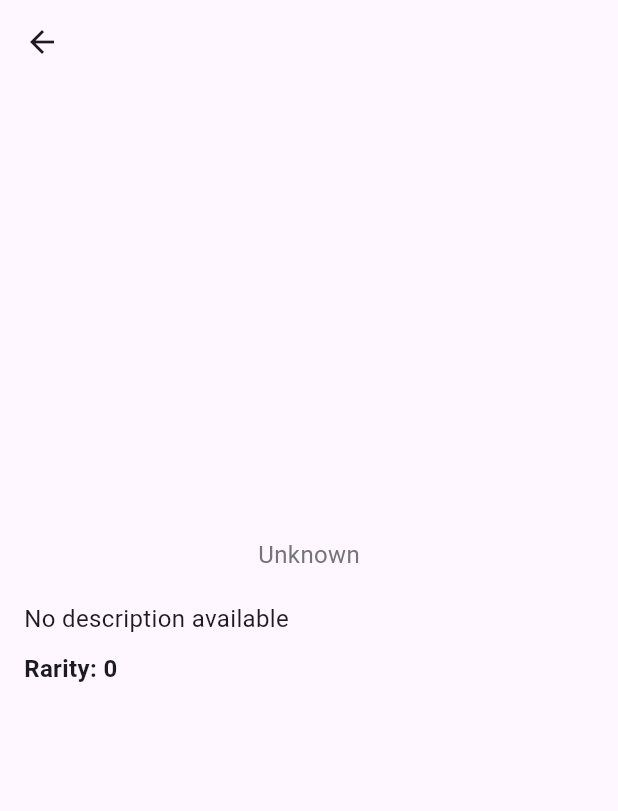
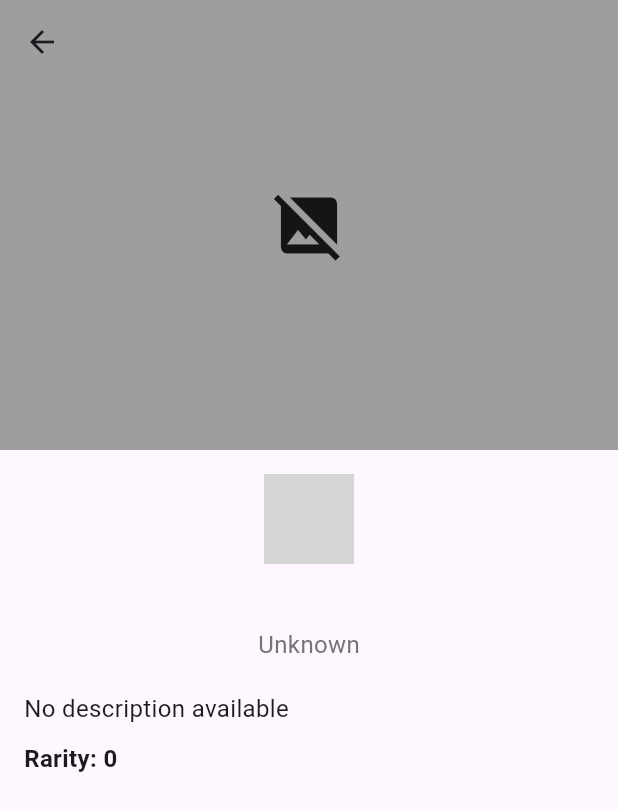
Before and after one commit to NeoChrisMIN/fluttergenshinapimovile, a Flutter app: the CharacterDetailPage screen opened directly with empty values, on a phone screen of 412 x 824 dp. Shown: the top 811 px of the screen. Run offline on Flutter 3.47's test engine with Material 3 defaults, Android fonts, the phone set to English and light mode, and no system bars; network calls fail; grey boxes are pictures that could not be loaded.

Commit message:
update changes

```diff
--- a/lib/models/character_model.dart
+++ b/lib/models/character_model.dart
@@ -1,3 +1,4 @@
+
 class Character {
   final String id;
   final String name;
@@ -12,6 +13,8 @@ class Character {
   final String constellation;
   final String birthday;
   final String description;
+  final String card;
+  final String iconBig;
 
   Character({
     required this.id,
@@ -27,6 +30,8 @@ class Character {
     this.constellation = 'Unknown',
     this.birthday = 'Unknown',
     this.description = 'No description available',
+    this.card = '',
+    this.iconBig = '',
   });
 
   // Factory constructor para crear un objeto Character desde JSON
@@ -45,6 +50,8 @@ class Character {
       constellation: json['constellation'] ?? 'Unknown',
       birthday: json['birthday'] ?? 'Unknown',
       description: json['description'] ?? 'No description available',
+      card: json['card'] ?? '',
+      iconBig: json['icon_big'] ?? '',
     );
   }
 }
--- a/lib/pages/character_detail_page.dart
+++ b/lib/pages/character_detail_page.dart
@@ -1,4 +1,3 @@
-// lib/pages/character_detail_page.dart
 
 import 'package:flutter/material.dart';
 import '../models/character_model.dart';
@@ -10,19 +9,20 @@ class CharacterDetailPage extends StatelessWidget {
 
   @override
   Widget build(BuildContext context) {
+    final cardImageUrl = character.card;
+    final cardImageUrlIcon = character.iconBig;
+
     return Scaffold(
       body: CustomScrollView(
         slivers: [
           SliverAppBar(
             expandedHeight: 300.0,
             pinned: true,
-            /*flexibleSpace: FlexibleSpaceBar(
-              background: Image.asset(
-                //'assets/images/${character.id}.png',
-                'assets/images/Icon_Paimon_Menu.png',
-                fit: BoxFit.cover,
-              ),
-            ),*/
+            flexibleSpace: FlexibleSpaceBar(
+              background: cardImageUrl.isNotEmpty
+                  ? Image.network(cardImageUrl, fit: BoxFit.cover)
+                  : Container(color: Colors.grey, child: Center(child: Icon(Icons.image_not_supported, size: 50))),
+            ),
             leading: IconButton(
               icon: Icon(Icons.arrow_back),
               onPressed: () {
@@ -39,10 +39,15 @@ class CharacterDetailPage extends StatelessWidget {
                   Center(
                     child: Column(
                       children: [
-                        /*CircleAvatar(
-                          backgroundImage: AssetImage('assets/images/${character.id}.png'),
+                        CircleAvatar(
+                          backgroundImage: cardImageUrlIcon.isNotEmpty
+                              ? NetworkImage(cardImageUrlIcon)
+                              : NetworkImage(cardImageUrlIcon),
                           radius: 30.0,
-                        ),*/
+                          child: cardImageUrlIcon.isEmpty
+                              ? Icon(Icons.person, size: 30)
+                              : null,
+                        ),
                         const SizedBox(height: 8.0),
                         Text(
                           character.name,
--- /dev/null
+++ b/lib/utils/utils.dart
@@ -0,0 +1 @@
+const urlBaseGlobal = "http://192.168.100.30:8000";
--- a/lib/widgets/character_list.dart
+++ b/lib/widgets/character_list.dart
@@ -1,3 +1,4 @@
+
 import 'package:flutter/material.dart';
 import '../models/character_model.dart';
 import '../services/api_service.dart';
@@ -7,9 +8,10 @@ class CharacterList extends StatefulWidget {
   const CharacterList({super.key, required List<Character> characters});
 
   @override
-  // ignore: library_private_types_in_public_api
   _CharacterListState createState() => _CharacterListState();
 }
+
+//final baseUrl = "http://192.168.100.30:8000/storage/images/characters/albedo/icon-big.png";
 
 class _CharacterListState extends State<CharacterList> {
   final ApiService apiService = ApiService();
@@ -20,6 +22,7 @@ class _CharacterListState extends State<CharacterList> {
     super.initState();
     futureCharacters = apiService.fetchCharacters();
   }
+
 
   @override
   Widget build(BuildContext context) {
@@ -37,11 +40,15 @@ class _CharacterListState extends State<CharacterList> {
             itemCount: characters.length,
             itemBuilder: (context, index) {
               final character = characters[index];
+
               return Card(
                 color: Colors.grey[800],
                 margin: const EdgeInsets.symmetric(vertical: 6),
                 child: ListTile(
-                  //leading: Image.asset('assets/images/${character.id}.png'),
+                  //leading: SizedBox(width: 20,height: 20, child: Scaffold(body: Image.network(baseUrl),backgroundColor: Colors.black12,),),
+                  leading: SizedBox(width: 50, height: 50, child: character.iconBig.isNotEmpty
+                      ? Image.network(character.iconBig, width: 50, height: 50, fit: BoxFit.cover)
+                      : Icon(Icons.image_not_supported, color: Colors.grey),),
                   title: Text(
                     character.name,
                     style: const TextStyle(color: Colors.white, fontWeight: FontWeight.bold),
```
